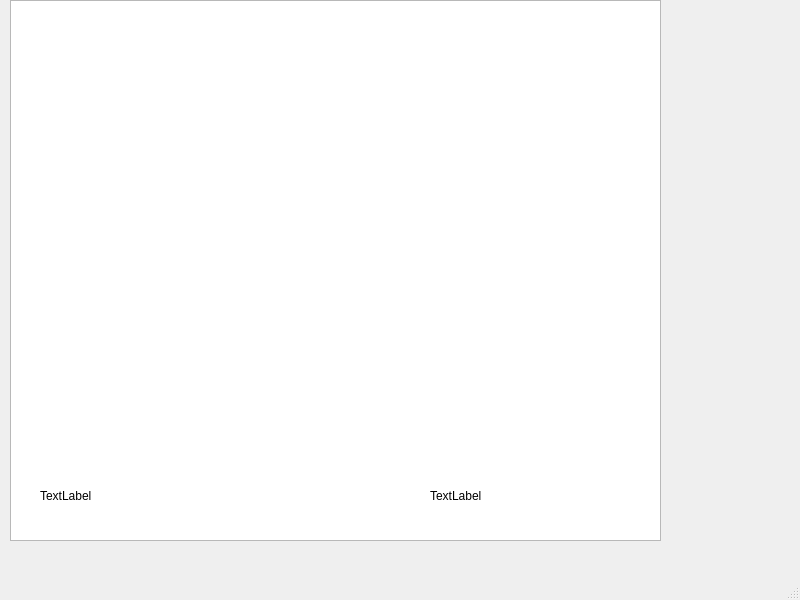
Qt form Unstable/mainwindow.ui (qNickq/UnstableGame) before a commit.
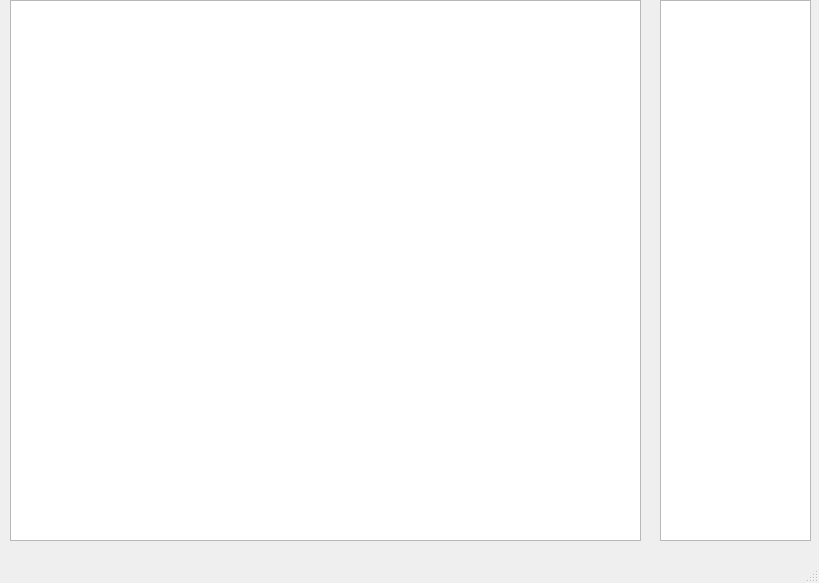
The same form after that commit. Custom widgets are drawn as their Qt base class.

The edit to the form file:
```diff
--- a/Unstable/mainwindow.ui
+++ b/Unstable/mainwindow.ui
@@ -6,8 +6,8 @@
    <rect>
     <x>0</x>
     <y>0</y>
-    <width>800</width>
-    <height>600</height>
+    <width>819</width>
+    <height>583</height>
    </rect>
   </property>
   <property name="windowTitle">
@@ -17,48 +17,25 @@
    <widget class="QGraphicsView" name="graphicsView">
     <property name="geometry">
      <rect>
-      <x>10</x>
+      <x>660</x>
       <y>0</y>
-      <width>651</width>
-      <height>541</height>
-     </rect>
-    </property>
-   </widget>
-   <widget class="QWidget" name="widget" native="true">
-    <property name="geometry">
-     <rect>
-      <x>670</x>
-      <y>0</y>
-      <width>120</width>
-      <height>541</height>
-     </rect>
-    </property>
-   </widget>
-   <widget class="QLabel" name="label">
-    <property name="geometry">
-     <rect>
-      <x>40</x>
-      <y>480</y>
       <width>151</width>
-      <height>31</height>
+      <height>541</height>
      </rect>
     </property>
-    <property name="text">
-     <string>TextLabel</string>
+    <property name="cacheMode">
+     <set>QGraphicsView::CacheBackground</set>
     </property>
    </widget>
-   <widget class="QLabel" name="label_2">
+   <widget class="QGraphicsView" name="graphicsView_2">
     <property name="geometry">
      <rect>
-      <x>430</x>
-      <y>480</y>
-      <width>201</width>
-      <height>31</height>
+      <x>10</x>
+      <y>0</y>
+      <width>631</width>
+      <height>541</height>
      </rect>
     </property>
-    <property name="text">
-     <string>TextLabel</string>
-    </property>
    </widget>
   </widget>
   <widget class="QMenuBar" name="menubar">
@@ -73,6 +50,13 @@
   </widget>
   <widget class="QStatusBar" name="statusbar"/>
  </widget>
+ <customwidgets>
+  <customwidget>
+   <class>KeyGraphicView</class>
+   <extends>QGraphicsView</extends>
+   <header location="global">keygraphicview.h</header>
+  </customwidget>
+ </customwidgets>
  <resources/>
  <connections/>
 </ui>
```
Left out of the diff: 4 changed lines with no effect on the pictures.
